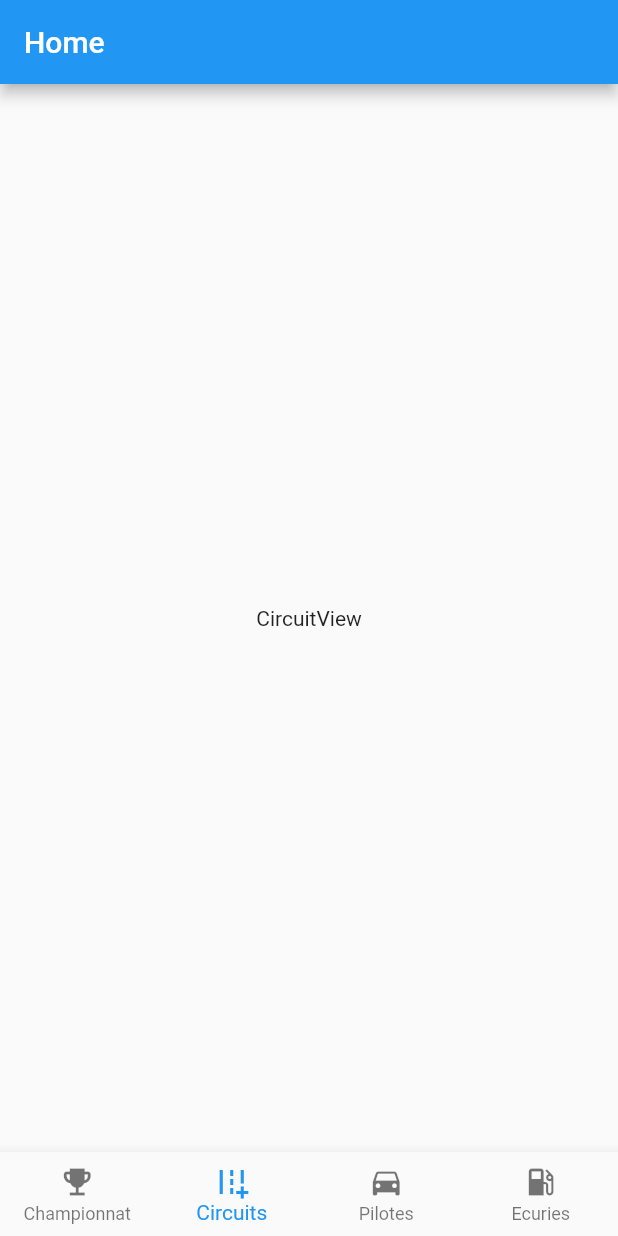
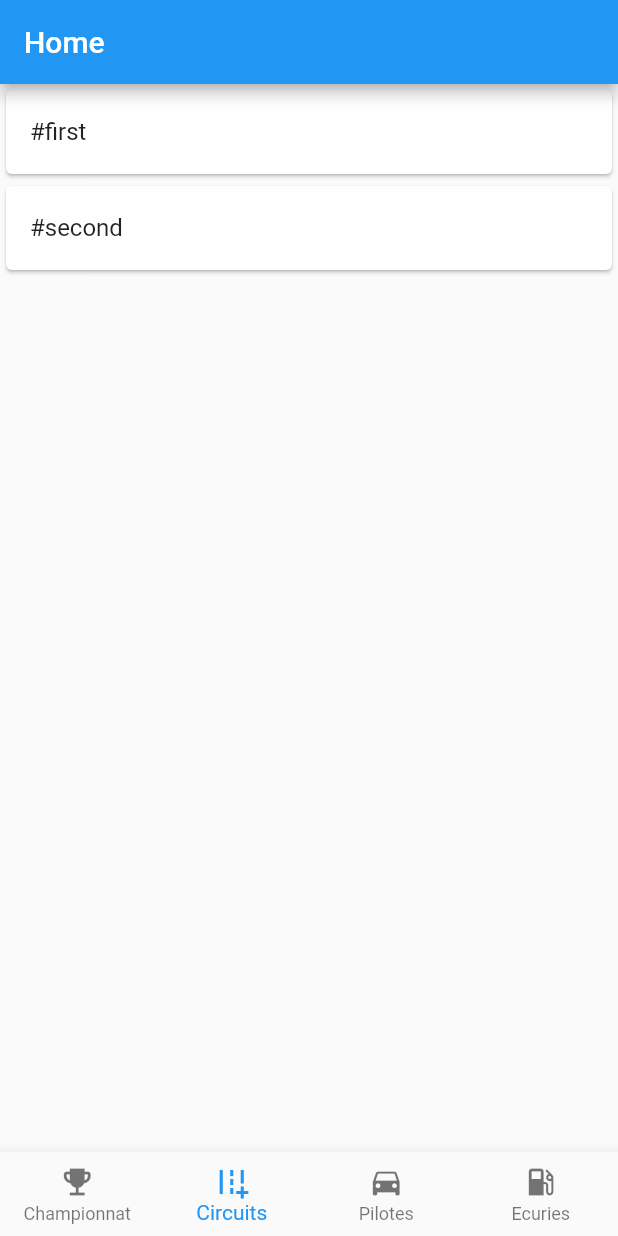
Before and after one commit to NicolasR64/F1ManagerFlutter, a Flutter app: the screen it shows after launch, swiped to page 2, on a phone screen of 412 x 824 dp. Run offline on Flutter 3.47's test engine with Material 2 defaults, Android fonts, the phone set to English and light mode, and no system bars.

Commit message:
add dismiss action

```diff
--- a/lib/screens/views/ListCircuitView.dart
+++ b/lib/screens/views/ListCircuitView.dart
@@ -1,10 +1,42 @@
 import 'package:flutter/cupertino.dart';
+import 'package:flutter/material.dart';
+
+const List<Map<String, dynamic>> listMapping = [
+  {
+    'name': "#first",
+  },
+  {
+    'name': "#second",
+  },
+];
 
 class ListCircuitView extends StatelessWidget{
   const ListCircuitView({Key? key}) : super(key: key);
 
   @override
   Widget build(BuildContext context) {
-    return const Center(child: Text("CircuitView"));
+    return ListView.builder(
+        itemCount: listMapping.length,
+        itemBuilder: (context, index) {
+          return Dismissible(
+            key: Key(index.toString()),
+            onDismissed: (direction) {
+              ScaffoldMessenger.of(context).showSnackBar(
+                  SnackBar(
+                    content: Text('$index dismissed'),
+                  ),
+              );
+            },
+            background: Container(
+              color: Colors.red,
+            ),
+            child:Card(
+              child :ListTile(
+                title: Text(listMapping[index]['name']),
+              ),
+            ),
+          );
+        }
+    );
   }
 }
```
